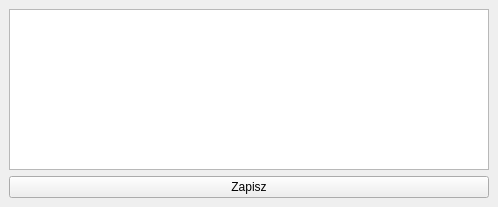
Before: the Qt Designer form power_pin/power_pin_dockwidget_base.ui in Rzezimioszek/QGIS-power-pin, drawn with Qt 5.
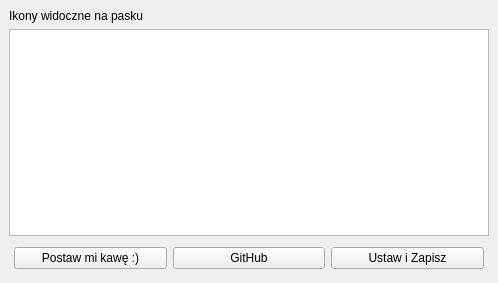
After: the same form once the commit is applied.

Patch:
```diff
--- a/power_pin/power_pin_dockwidget_base.ui
+++ b/power_pin/power_pin_dockwidget_base.ui
@@ -7,7 +7,7 @@
     <x>0</x>
     <y>0</y>
     <width>498</width>
-    <height>207</height>
+    <height>283</height>
    </rect>
   </property>
   <property name="windowTitle">
@@ -15,7 +15,7 @@
   </property>
   <widget class="QWidget" name="dockWidgetContents">
    <layout class="QGridLayout" name="gridLayout">
-    <item row="0" column="0">
+    <item row="2" column="0">
      <widget class="QListWidget" name="listWidget">
       <property name="editTriggers">
        <set>QAbstractItemView::DoubleClicked|QAbstractItemView::EditKeyPressed|QAbstractItemView::SelectedClicked</set>
@@ -25,10 +25,50 @@
       </property>
      </widget>
     </item>
+    <item row="5" column="0">
+     <layout class="QHBoxLayout" name="horizontalLayout">
+      <property name="sizeConstraint">
+       <enum>QLayout::SetDefaultConstraint</enum>
+      </property>
+      <property name="leftMargin">
+       <number>5</number>
+      </property>
+      <property name="topMargin">
+       <number>5</number>
+      </property>
+      <property name="rightMargin">
+       <number>5</number>
+      </property>
+      <property name="bottomMargin">
+       <number>5</number>
+      </property>
+      <item>
+       <widget class="QPushButton" name="pushButton_2">
+        <property name="text">
+         <string>Postaw mi kawę :)</string>
+        </property>
+       </widget>
+      </item>
+      <item>
+       <widget class="QPushButton" name="pushButton_3">
+        <property name="text">
+         <string>GitHub</string>
+        </property>
+       </widget>
+      </item>
+      <item>
+       <widget class="QPushButton" name="pushButton">
+        <property name="text">
+         <string>Ustaw i Zapisz</string>
+        </property>
+       </widget>
+      </item>
+     </layout>
+    </item>
     <item row="1" column="0">
-     <widget class="QPushButton" name="pushButton">
+     <widget class="QLabel" name="label">
       <property name="text">
-       <string>Zapisz</string>
+       <string>Ikony widoczne na pasku</string>
       </property>
      </widget>
     </item>
```
